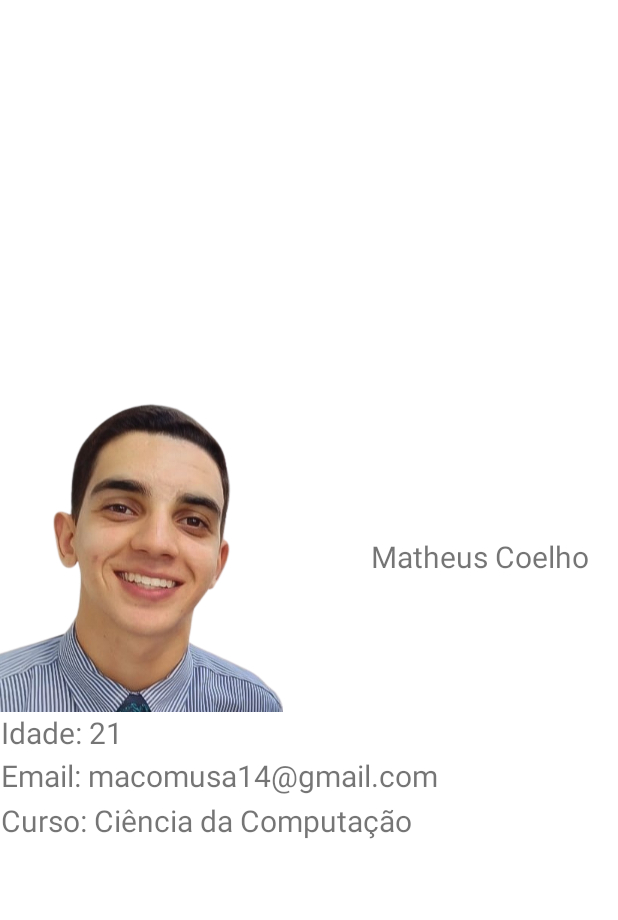
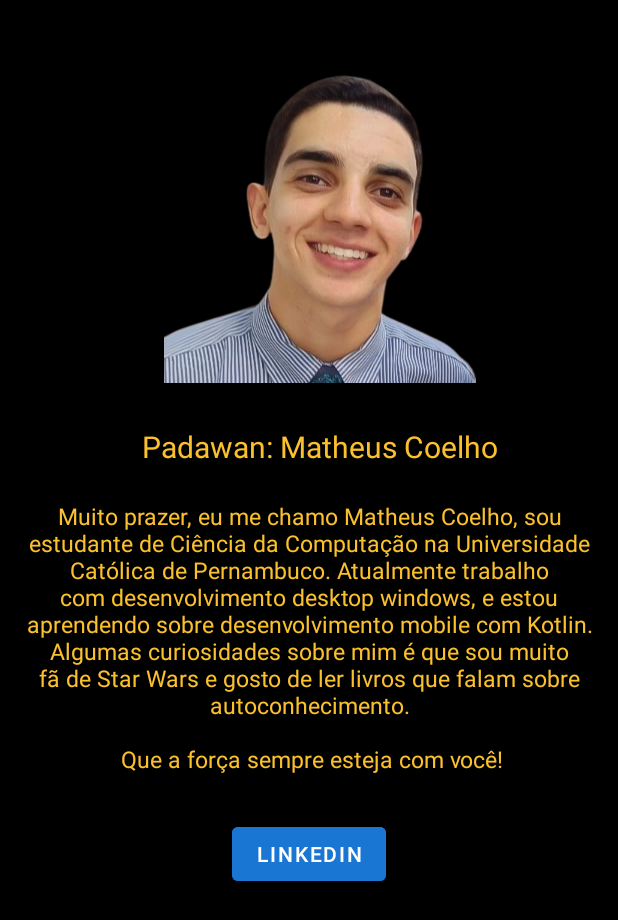
Before and after one commit to CristoferSilva/BullsAndCows, an Android app: the AboutMatheusFragment screen opened through its navigation route, on a phone screen of 412 x 824 dp. Shown: the top 920 px of the screen. Run offline under Robolectric (Android 15) with nearby library versions, the phone set to English and light mode, and no system bars; our stand-ins replace navigation-ui.

Commit message:
Finished about me screen.

```diff
--- a/app/build.gradle
+++ b/app/build.gradle
@@ -45,6 +45,7 @@ dependencies {
     implementation 'androidx.constraintlayout:constraintlayout:2.1.4'
     implementation 'androidx.navigation:navigation-fragment-ktx:2.5.3'
     implementation 'androidx.navigation:navigation-ui-ktx:2.5.3'
+    implementation 'androidx.navigation:navigation-runtime-ktx:2.4.1'
     testImplementation 'junit:junit:4.13.2'
     androidTestImplementation 'androidx.test.ext:junit:1.1.4'
     androidTestImplementation 'androidx.test.espresso:espresso-core:3.5.0'
--- a/app/src/main/java/com/cristoferSilva/bullandcows/fragments/AboutCristoferFragment.kt
+++ b/app/src/main/java/com/cristoferSilva/bullandcows/fragments/AboutCristoferFragment.kt
@@ -16,18 +16,20 @@ class AboutCristoferFragment : Fragment() {
 
     override fun onCreate(savedInstanceState: Bundle?) {
         super.onCreate(savedInstanceState)
-//        btn_linkedin.setOnClickListener {
-//            val openURL = Intent(Intent.activi)
-//            openURL.data = Uri.parse("https://www.linkedin.com/in/cristofer-silva-099b43215/")
-//            startActivity(openURL)
-//        }
     }
 
     override fun onCreateView(
         inflater: LayoutInflater, container: ViewGroup?,
         savedInstanceState: Bundle?
     ): View? {
+        val aboutFragment = inflater.inflate(R.layout.fragment_about_cristofer, container, false)
         // Inflate the layout for this fragment
-        return inflater.inflate(R.layout.fragment_about_cristofer, container, false)
+        val buttonLinkedin = aboutFragment.findViewById<View>(R.id.btn_linkedin_cristofer)
+
+        buttonLinkedin.setOnClickListener(){
+            startActivity( Intent(Intent.ACTION_VIEW, Uri.parse("https://www.linkedin.com/in/cristofer-silva-099b43215")))
+        }
+        // Inflate the layout for this fragment
+        return aboutFragment
     }
 }
--- a/app/src/main/java/com/cristoferSilva/bullandcows/fragments/AboutMatheusFragment.kt
+++ b/app/src/main/java/com/cristoferSilva/bullandcows/fragments/AboutMatheusFragment.kt
@@ -1,14 +1,16 @@
 package com.cristoferSilva.bullandcows.fragments
 
+import android.content.Intent
+import android.net.Uri
 import android.os.Bundle
 import androidx.fragment.app.Fragment
 import android.view.LayoutInflater
 import android.view.View
 import android.view.ViewGroup
+import com.cristoferSilva.bullandcows.MainActivity
 import com.cristoferSilva.bullandcows.R
 
 class AboutMatheusFragment : Fragment() {
-
     override fun onCreate(savedInstanceState: Bundle?) {
         super.onCreate(savedInstanceState)
 
@@ -18,7 +20,13 @@ class AboutMatheusFragment : Fragment() {
         inflater: LayoutInflater, container: ViewGroup?,
         savedInstanceState: Bundle?
     ): View? {
+        val aboutFragment = inflater.inflate(R.layout.fragment_about_matheus, container, false)
         // Inflate the layout for this fragment
-        return inflater.inflate(R.layout.fragment_about_matheus, container, false)
+        val buttonLinkedin = aboutFragment.findViewById<View>(R.id.btn_linkedin_matheus)
+
+        buttonLinkedin.setOnClickListener(){
+            startActivity( Intent(Intent.ACTION_VIEW, Uri.parse("https://www.linkedin.com/in/matheus-coelho005/")))
+        }
+        return aboutFragment;
     }
 }
--- a/app/src/main/res/layout/activity_about.xml
+++ b/app/src/main/res/layout/activity_about.xml
@@ -11,8 +11,8 @@
    <androidx.fragment.app.FragmentContainerView
        android:id="@+id/fragmentContainerView"
        android:name="androidx.navigation.fragment.NavHostFragment"
-       android:layout_width="wrap_content"
-       android:layout_height="wrap_content"
+       android:layout_width="match_parent"
+       android:layout_height="match_parent"
        app:layout_constraintBottom_toBottomOf="parent"
        app:layout_constraintEnd_toEndOf="parent"
        app:layout_constraintStart_toStartOf="parent"
--- a/app/src/main/res/layout/activity_initial_view.xml
+++ b/app/src/main/res/layout/activity_initial_view.xml
@@ -59,7 +59,7 @@
             android:layout_marginTop="30dp"
             android:layout_marginBottom="56dp"
             android:backgroundTint="@color/lightRed"
-            android:hint="Nome ou Apelido"
+            android:hint="Name or Nickname"
             android:inputType="textPersonName"
             android:textColorHint="@color/lightBrown"
             app:layout_constraintBottom_toTopOf="@+id/playButton"
@@ -69,7 +69,7 @@
             android:id="@+id/playButton"
             android:layout_width="380dp"
             android:layout_height="wrap_content"
-            android:text="Jogar"
+            android:text="Play"
             android:textColor="@color/deepBrown"
             tools:layout_editor_absoluteX="16dp"
             tools:layout_editor_absoluteY="447dp"/>
--- a/app/src/main/res/layout/fragment_about_cristofer.xml
+++ b/app/src/main/res/layout/fragment_about_cristofer.xml
@@ -63,7 +63,7 @@
         app:layout_constraintTop_toTopOf="@+id/profileImageView" />
 
     <Button
-        android:id="@+id/btn_linkedin"
+        android:id="@+id/btn_linkedin_cristofer"
         android:layout_width="wrap_content"
         android:layout_height="wrap_content"
         android:text="Linkedin"
--- a/app/src/main/res/layout/fragment_about_matheus.xml
+++ b/app/src/main/res/layout/fragment_about_matheus.xml
@@ -4,18 +4,21 @@
     xmlns:tools="http://schemas.android.com/tools"
     android:layout_width="match_parent"
     android:layout_height="match_parent"
-    tools:context=".fragments.AboutMatheusFragment">
+    tools:context=".fragments.AboutMatheusFragment"
+    android:background="@color/black">
 
     <TextView
-        android:layout_width="205dp"
-        android:layout_height="wrap_content"
+        android:layout_width="252dp"
+        android:layout_height="28dp"
         android:layout_alignParentTop="true"
         android:layout_alignParentEnd="true"
-        android:layout_marginStart="27dp"
-        android:layout_marginTop="94dp"
-        android:layout_marginEnd="-41dp"
+        android:layout_marginStart="-254dp"
+        android:layout_marginTop="284dp"
+        android:layout_marginEnd="67dp"
         android:layout_toEndOf="@+id/imageView5"
-        android:text="Matheus Coelho"
+        android:text="Padawan: Matheus Coelho"
+        android:layout_centerHorizontal="true"
+        android:textColor="@color/yellow"
         android:textSize="20dp" />
 
     <ImageView
@@ -24,41 +27,33 @@
         android:layout_height="208dp"
         android:layout_alignParentStart="true"
         android:layout_alignParentTop="true"
-        android:layout_marginStart="-51dp"
-        android:layout_marginTop="3dp"
+        android:layout_marginStart="77dp"
+        android:layout_marginTop="47dp"
+        android:layout_centerHorizontal="true"
         android:src="@drawable/profilematheus" />
 
     <TextView
-        android:layout_width="205dp"
-        android:layout_height="wrap_content"
+        android:id="@+id/textAboutMe"
+        android:layout_width="380dp"
+        android:layout_height="186dp"
         android:layout_alignParentTop="true"
         android:layout_alignParentEnd="true"
         android:layout_centerInParent="true"
-        android:layout_marginTop="211dp"
-        android:layout_marginEnd="206dp"
-        android:text="Idade: 21"
-        android:textSize="20dp" />
+        android:layout_marginTop="333dp"
+        android:layout_marginEnd="16dp"
+        android:text="Muito prazer, eu me chamo Matheus Coelho, sou estudante de Ciência da Computação na Universidade Católica de Pernambuco. Atualmente trabalho com desenvolvimento desktop windows, e estou aprendendo sobre desenvolvimento mobile com Kotlin. Algumas curiosidades sobre mim é que sou muito fã de Star Wars e gosto de ler livros que falam sobre autoconhecimento.\n\n Que a força sempre esteja com você!"
+        android:textAlignment="center"
+        android:layout_centerHorizontal="true"
+        android:textColor="@color/yellow"
+        android:textSize="15dp" />
 
-    <TextView
-        android:layout_width="308dp"
+    <Button
+        android:id="@+id/btn_linkedin_matheus"
+        android:layout_width="wrap_content"
         android:layout_height="wrap_content"
-        android:layout_alignParentTop="true"
-        android:layout_alignParentEnd="true"
-        android:layout_centerInParent="true"
-        android:layout_marginTop="240dp"
-        android:layout_marginEnd="103dp"
-        android:text="Email: macomusa14@gmail.com"
-        android:textSize="20dp" />
-
-    <TextView
-        android:layout_width="280dp"
-        android:layout_height="wrap_content"
-        android:layout_alignParentTop="true"
-        android:layout_alignParentEnd="true"
-        android:layout_centerInParent="true"
-        android:layout_marginTop="270dp"
-        android:layout_marginEnd="131dp"
-        android:text="Curso: Ciência da Computação"
-        android:textSize="20dp" />
-
+        android:layout_alignBottom="@+id/textAboutMe"
+        android:layout_marginBottom="-74dp"
+        android:layout_centerHorizontal="true"
+        android:backgroundTint="@color/blue"
+        android:text="Linkedin"/>
 </RelativeLayout>
--- a/app/src/main/res/layout/fragment_home_about.xml
+++ b/app/src/main/res/layout/fragment_home_about.xml
@@ -17,7 +17,8 @@
         app:layout_constraintBottom_toBottomOf="parent"
         app:layout_constraintEnd_toEndOf="parent"
         app:layout_constraintStart_toStartOf="parent"
-        app:layout_constraintTop_toTopOf="parent" />
+        app:layout_constraintTop_toTopOf="parent"
+        app:layout_constraintVertical_bias="0.569" />
 
     <com.google.android.material.button.MaterialButton
         android:id="@+id/button_about_matheus"
@@ -29,7 +30,8 @@
         app:layout_constraintBottom_toTopOf="@+id/button_about_cristofer"
         app:layout_constraintEnd_toEndOf="parent"
         app:layout_constraintStart_toStartOf="parent"
-        app:layout_constraintTop_toTopOf="parent" />
+        app:layout_constraintTop_toTopOf="parent"
+        app:layout_constraintVertical_bias="0.853" />
 
 
 </androidx.constraintlayout.widget.ConstraintLayout>
--- a/app/src/main/res/values/colors.xml
+++ b/app/src/main/res/values/colors.xml
@@ -11,4 +11,6 @@
     <color name="lightRed">#FE8575</color>
     <color name="deepBrown">#5B4D4C</color>
     <color name="lightBrown">#EFCFBA</color>
+    <color name="yellow">#FBC02D</color>
+    <color name="blue">#1976D2</color>
 </resources>
```
